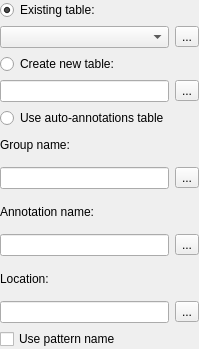
First picture: the form in src/corelibs/U2Gui/src/util/ui/CreateAnnotationOptionsPanelWidget.ui, repository violethaze74/ugene, before the edit.
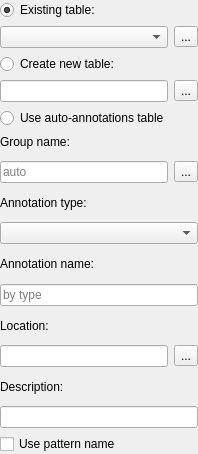
Second picture: the form after the edit. Icons and pictures are not drawn.

Commit message: UGENE-3867 Make annotations creating dialog more convinient

Diff of the .ui file:
```diff
--- a/src/corelibs/U2Gui/src/util/ui/CreateAnnotationOptionsPanelWidget.ui
+++ b/src/corelibs/U2Gui/src/util/ui/CreateAnnotationOptionsPanelWidget.ui
@@ -6,8 +6,8 @@
    <rect>
     <x>0</x>
     <y>0</y>
-    <width>199</width>
-    <height>349</height>
+    <width>198</width>
+    <height>454</height>
    </rect>
   </property>
   <property name="windowTitle">
@@ -126,7 +126,11 @@
       <item>
        <layout class="QHBoxLayout" name="horizontalLayout_3">
         <item>
-         <widget class="QLineEdit" name="leGroupName"/>
+         <widget class="QLineEdit" name="leGroupName">
+          <property name="placeholderText">
+           <string>auto</string>
+          </property>
+         </widget>
         </item>
         <item>
          <widget class="QToolButton" name="tbSelectGroupName">
@@ -144,6 +148,20 @@
         </item>
        </layout>
       </item>
+      <item>
+       <widget class="QLabel" name="lblAnnotationType">
+        <property name="text">
+         <string>Annotation type:</string>
+        </property>
+       </widget>
+      </item>
+      <item>
+       <widget class="QComboBox" name="cbAnnotationType">
+        <property name="sizeAdjustPolicy">
+         <enum>QComboBox::AdjustToMinimumContentsLength</enum>
+        </property>
+       </widget>
+      </item>
       <item>
        <widget class="QLabel" name="lblAnnotationName">
         <property name="text">
@@ -158,19 +176,8 @@
           <property name="maxLength">
            <number>100</number>
           </property>
-         </widget>
-        </item>
-        <item>
-         <widget class="QToolButton" name="tbSelectAnnotationName">
-          <property name="toolTip">
-           <string>Predefined annotation names</string>
-          </property>
-          <property name="text">
-           <string>...</string>
-          </property>
-          <property name="icon">
-           <iconset resource="../../../U2Gui.qrc">
-            <normaloff>:/core/images/predefined_annotation_groups.png</normaloff>:/core/images/predefined_annotation_groups.png</iconset>
+          <property name="placeholderText">
+           <string>by type</string>
           </property>
          </widget>
         </item>
@@ -208,6 +215,16 @@
         </item>
        </layout>
       </item>
+      <item>
+       <widget class="QLabel" name="lblDescription">
+        <property name="text">
+         <string>Description:</string>
+        </property>
+       </widget>
+      </item>
+      <item>
+       <widget class="QLineEdit" name="leDescription"/>
+      </item>
       <item>
        <widget class="QCheckBox" name="chbUsePatternNames">
         <property name="toolTip">
```
The commit also changes 92 other files.
